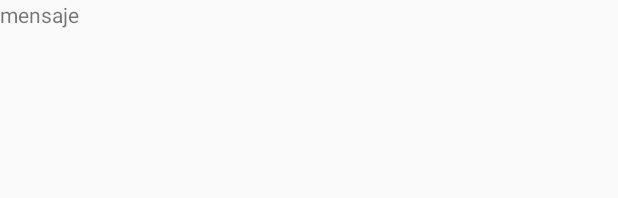
After one commit to nicolaseirin/QuickSplit, an Android app: the layout users_list.xml on its own in the app's theme, with its tools: preview values and no code run, on a phone screen of 412 x 824 dp. The commit adds this screen. Shown: the top 198 px of the screen. Run offline under Robolectric (Android 15) with nearby library versions, the phone set to English and light mode, and no system bars.

```diff
--- a/src/FrontEnd/app/build.gradle
+++ b/src/FrontEnd/app/build.gradle
@@ -24,6 +24,7 @@ dependencies {
     implementation 'com.android.support.constraint:constraint-layout:1.1.3'
     implementation 'com.squareup.retrofit2:retrofit:2.5.0'
     implementation 'com.squareup.retrofit2:converter-gson:2.5.0'
+    implementation 'com.android.support:recyclerview-v7:28.0.0'
     testImplementation 'junit:junit:4.12'
     androidTestImplementation 'com.android.support.test:runner:1.0.2'
     androidTestImplementation 'com.android.support.test.espresso:espresso-core:3.0.2'
--- /dev/null
+++ b/src/FrontEnd/app/src/main/res/layout/users_list.xml
@@ -0,0 +1,14 @@
+<?xml version="1.0" encoding="utf-8"?>
+<LinearLayout xmlns:android="http://schemas.android.com/apk/res/android"
+    xmlns:app="http://schemas.android.com/apk/res-auto"
+    xmlns:tools="http://schemas.android.com/tools"
+    android:layout_width="match_parent"
+    android:layout_height="match_parent"
+    android:orientation="vertical">
+
+    <TextView
+        android:id="@+id/UserId"
+        android:layout_width="wrap_content"
+        android:layout_height="wrap_content"
+        android:text="mensaje"/>
+</LinearLayout>
```
Also changed, not shown: src/FrontEnd/app/src/main/java/org/quicksplit/AdapterUser.java (added, +48 -0 lines), src/FrontEnd/app/src/main/java/org/quicksplit/CreateGroupActivity.java (+14 -14 lines), src/FrontEnd/app/src/main/res/layout/activity_create_group.xml (+5 -15 lines), 1 other file.
